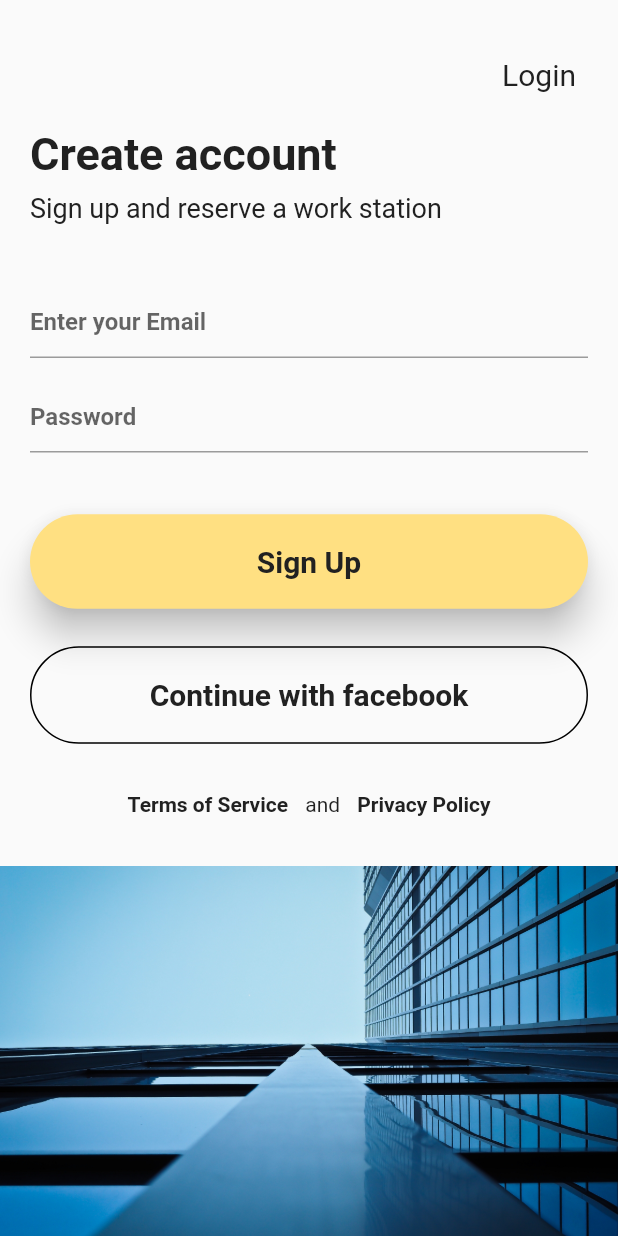
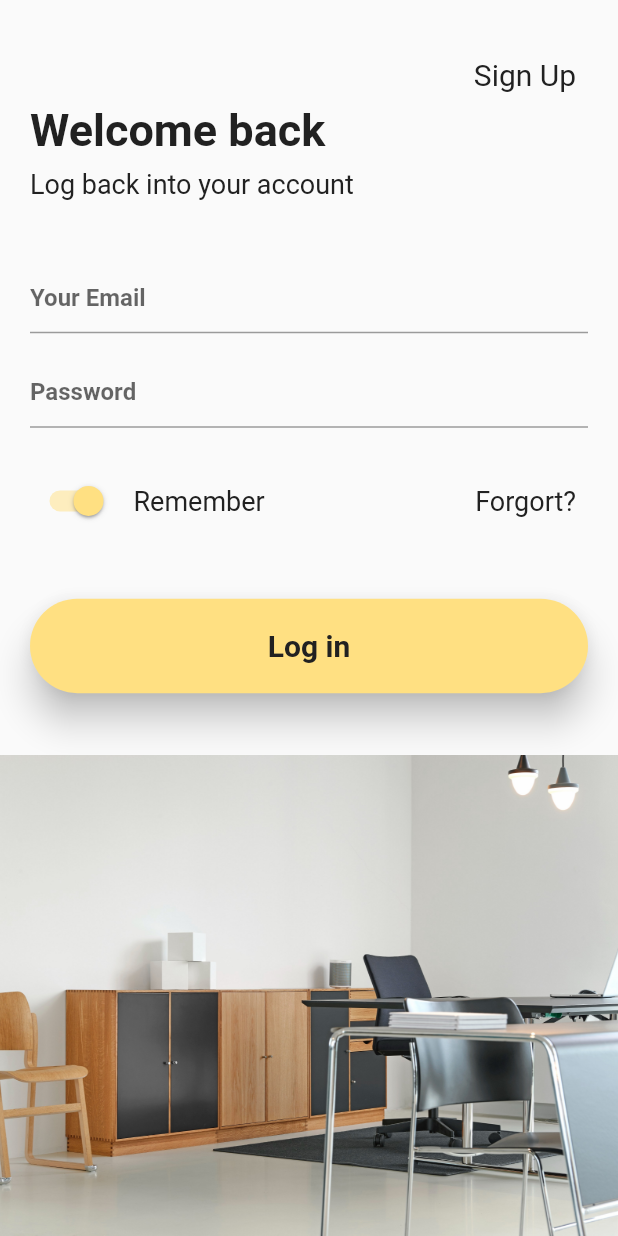
Before and after one commit to dunhd/Welcome-Signup-Screen-UI, a Flutter app: the screen it shows after launch, after a tap on "Login", on a phone screen of 412 x 824 dp. Run offline on Flutter 3.47's test engine with Material 2 defaults, Android fonts, the phone set to English and light mode, and no system bars.

Commit message:
Complete Login Screen UI

```diff
--- /dev/null
+++ b/lib/components/footer_image.dart
@@ -0,0 +1,21 @@
+import 'package:flutter/material.dart';
+
+class FooterImage extends StatelessWidget {
+  final String imgUrl;
+  const FooterImage({
+    Key key, this.imgUrl,
+  }) : super(key: key);
+
+  @override
+  Widget build(BuildContext context) {
+    return Expanded(
+      child: Container(
+        decoration: BoxDecoration(
+          image: DecorationImage(
+              image: AssetImage(imgUrl),
+              fit: BoxFit.cover),
+        ),
+      ),
+    );
+  }
+}
--- /dev/null
+++ b/lib/screens/login_screen/login_screen.dart
@@ -0,0 +1,118 @@
+import 'package:flutter/material.dart';
+import 'package:welcome_signup_ui/components/action_button.dart';
+import 'package:welcome_signup_ui/components/heading_info.dart';
+import 'package:welcome_signup_ui/components/input_field.dart';
+import 'package:welcome_signup_ui/components/top_nav.dart';
+import 'package:welcome_signup_ui/constants.dart';
+import 'package:welcome_signup_ui/screens/signup_screen/signup_screen.dart';
+
+class LogInScreen extends StatefulWidget {
+  @override
+  _LogInScreenState createState() => _LogInScreenState();
+}
+
+class _LogInScreenState extends State<LogInScreen> {
+  @override
+  Widget build(BuildContext context) {
+    Size size = MediaQuery.of(context).size;
+
+    bool isSwitched = true;
+    return Scaffold(
+      backgroundColor: kBackgroundColor,
+      body: Padding(
+        padding: const EdgeInsets.only(top: kDefaultPadding * 1.5),
+        child: Column(
+          children: <Widget>[
+            Padding(
+              padding: const EdgeInsets.symmetric(horizontal: kDefaultPadding),
+              child: Container(
+                child: Column(
+                  crossAxisAlignment: CrossAxisAlignment.start,
+                  children: <Widget>[
+                    TopNav(
+                      action: 'Sign Up',
+                      press: () {
+                        Navigator.push(
+                          context,
+                          MaterialPageRoute(
+                            builder: (context) => SignUpScreen(),
+                          ),
+                        );
+                      },
+                    ),
+                    HeadingInfo(
+                      heading: 'Welcome back',
+                      subHeading: 'Log back into your account',
+                    ),
+                    SizedBox(height: size.height * 0.05),
+                    InputField(
+                      hintText: 'Your Email',
+                      obscureText: false,
+                    ),
+                    SizedBox(
+                      height: 15.0,
+                    ),
+                    InputField(
+                      hintText: 'Password',
+                      obscureText: true,
+                    ),
+                    SizedBox(height: size.height * 0.03),
+                    Row(
+                      children: <Widget>[
+                        /***I've had issues with this Switch Toggle button, Which wasn't working at the time of this commit, but the UI implementation was a success ;> ***/
+                        Switch(
+                          value: isSwitched,
+                          onChanged: (value) {
+                            setState(() {
+                              isSwitched = value;
+                              print(isSwitched);
+                            });
+                          },
+                          activeColor: kPrimaryColor,
+                        ),
+                        SizedBox(
+                          width: 10.0,
+                        ),
+                        Text(
+                          'Remember',
+                          style: TextStyle(color: kTextColor, fontSize: 18.0),
+                        ),
+                        Spacer(),
+                        InkWell(
+                          onTap: () {},
+                          child: Padding(
+                            padding: const EdgeInsets.all(8.0),
+                            child: Text(
+                              'Forgort?',
+                              style:
+                                  TextStyle(color: kTextColor, fontSize: 18.0),
+                            ),
+                          ),
+                        ),
+                      ],
+                    ),
+                    SizedBox(height: size.height * 0.05),
+                    ActionButton(
+                      action: 'Log in',
+                    ),
+                    SizedBox(height: size.height * 0.05),
+                  ],
+                ),
+              ),
+            ),
+            Expanded(
+              child: Container(
+                decoration: BoxDecoration(
+                  image: DecorationImage(
+                    image: AssetImage('assets/images/desk.jpg'),
+                    fit: BoxFit.cover,
+                  ),
+                ),
+              ),
+            ),
+          ],
+        ),
+      ),
+    );
+  }
+}
--- a/lib/screens/signup_screen/signup_screen.dart
+++ b/lib/screens/signup_screen/signup_screen.dart
@@ -1,11 +1,13 @@
 import 'package:flutter/material.dart';
 import 'package:welcome_signup_ui/components/action_button.dart';
 import 'package:welcome_signup_ui/components/bordered_actionButton.dart';
+import 'package:welcome_signup_ui/components/footer_image.dart';
 import 'package:welcome_signup_ui/components/footer_info.dart';
 import 'package:welcome_signup_ui/components/heading_info.dart';
 import 'package:welcome_signup_ui/components/input_field.dart';
 import 'package:welcome_signup_ui/components/top_nav.dart';
 import 'package:welcome_signup_ui/constants.dart';
+import 'package:welcome_signup_ui/screens/login_screen/login_screen.dart';
 
 class SignUpScreen extends StatelessWidget {
   @override
@@ -25,7 +27,14 @@ class SignUpScreen extends StatelessWidget {
                   children: <Widget>[
                     TopNav(
                       action: 'Login',
-                      press: () {},
+                      press: () {
+                        Navigator.push(
+                          context,
+                          MaterialPageRoute(
+                            builder: (context) => LogInScreen(),
+                          ),
+                        );
+                      },
                     ),
                     SizedBox(height: size.height * 0.02),
                     HeadingInfo(
@@ -57,15 +66,7 @@ class SignUpScreen extends StatelessWidget {
               ),
             ),
             SizedBox(height: size.height * 0.03),
-            Expanded(
-              child: Container(
-                decoration: BoxDecoration(
-                  image: DecorationImage(
-                      image: AssetImage('assets/images/office.jpg'),
-                      fit: BoxFit.cover),
-                ),
-              ),
-            ),
+            FooterImage(imgUrl: 'assets/images/office.jpg'),
           ],
         ),
       ),
```
